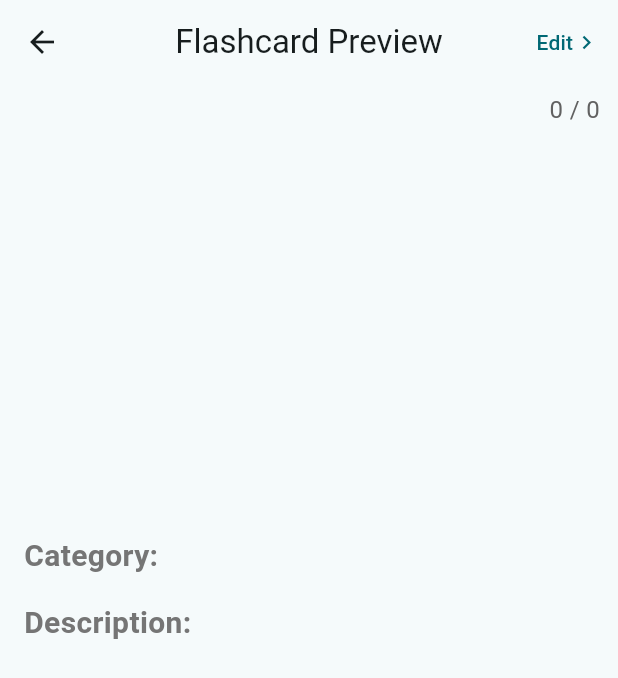
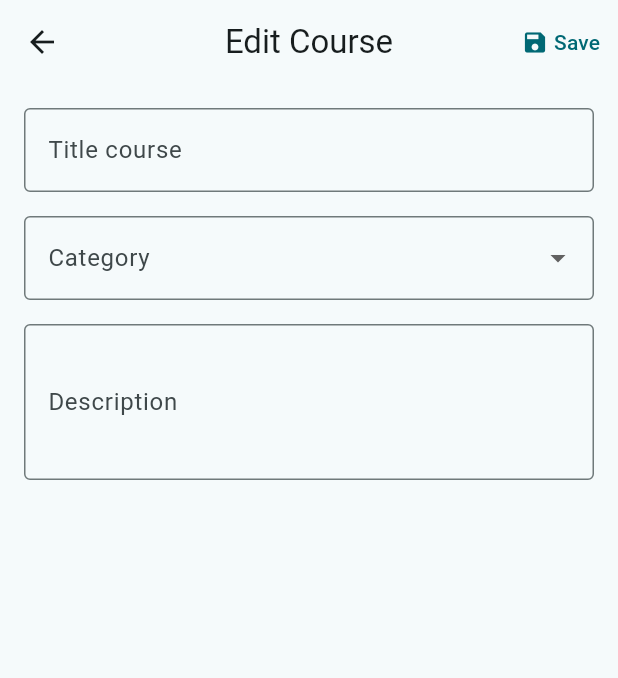
Before and after one commit to tuanworlddev/flutter_quizlet, a Flutter app: the YourFlashcardPreviewScreen screen opened directly with empty values, after a tap on "Edit", on a phone screen of 412 x 824 dp. Shown: the top 678 px of the screen. Run offline on Flutter 3.47's test engine with Material 3 defaults, Android fonts, the light colour scheme and no system bars; our stand-ins replace cloud_firestore, file_picker, firebase_auth, firebase_core, firebase_storage, flutter_svg and 4 more; missing offline and left inert: flutter_flip_card; accounts and stored records are empty; project files that could hold a hidden picture were left out.

Commit message:
update edit-course

```diff
--- a/lib/main.dart
+++ b/lib/main.dart
@@ -3,6 +3,7 @@ import 'package:flutter/material.dart';
 import 'package:flutter_quizlet/firebase_options.dart';
 import 'package:flutter_quizlet/providers/auth_provider.dart';
 import 'package:flutter_quizlet/providers/create_course_provider.dart';
+import 'package:flutter_quizlet/providers/edit_course_provider.dart';
 import 'package:flutter_quizlet/providers/your_library_provider.dart';
 import 'package:flutter_quizlet/screens/create_course_screen.dart';
 import 'package:flutter_quizlet/screens/create_screen.dart';
@@ -22,6 +23,7 @@ void main() async {
       providers: [
         ChangeNotifierProvider(create: (_) => AuthProvider()..init()),
         ChangeNotifierProvider(create: (_) => CreateCourseProvider()),
+        ChangeNotifierProvider(create: (_) => EditCourseProvider()),
         ChangeNotifierProvider(create: (_) => YourLibraryProvider()),
       ],
       child: MyApp(),
--- /dev/null
+++ b/lib/providers/edit_course_provider.dart
@@ -0,0 +1,122 @@
+import 'dart:io';
+
+import 'package:firebase_auth/firebase_auth.dart';
+import 'package:flutter/material.dart';
+import 'package:flutter_quizlet/models/course_model.dart';
+import 'package:flutter_quizlet/models/flashcard_model.dart';
+import 'package:flutter_quizlet/services/auth_service.dart';
+import 'package:flutter_quizlet/services/course_service.dart';
+import 'package:flutter_quizlet/services/upload_service.dart';
+
+class EditCourseProvider with ChangeNotifier {
+  final _courseService = CourseService();
+  final _uploadService = UploadService();
+  final _authService = AuthService();
+  late CourseModel _course;
+
+  CourseModel get course => _course;
+
+  void setCourse(CourseModel course) {
+    _course = course;
+    notifyListeners();
+  }
+
+  void addFlashCard(FlashcardModel flashcard) {
+    _course.flashcards.add(flashcard);
+    notifyListeners();
+  }
+
+  void changeFlashcard(int index, FlashcardModel flashcard) {
+    _course.flashcards[index] = flashcard;
+    notifyListeners();
+  }
+
+  void removeFlashcard(int index) {
+    _course.flashcards.removeAt(index);
+    for (int i = 0; i < _course.flashcards.length; i++) {
+      _course.flashcards[i] = FlashcardModel(
+        id: _course.flashcards[i].id,
+        front: _course.flashcards[i].front,
+        back: _course.flashcards[i].back,
+        imageUrl: _course.flashcards[i].imageUrl,
+        audioUrl: _course.flashcards[i].audioUrl,
+        order: i,
+      );
+    }
+    notifyListeners();
+  }
+
+  void reorderFlashcards(oldIndex, newIndex) {
+    if (newIndex > oldIndex) newIndex -= 1;
+    final flastcard = _course.flashcards.removeAt(oldIndex);
+    _course.flashcards.insert(newIndex, flastcard);
+    for (int i = 0; i < _course.flashcards.length; i++) {
+      _course.flashcards[i] = FlashcardModel(
+        id: _course.flashcards[i].id,
+        front: _course.flashcards[i].front,
+        back: _course.flashcards[i].back,
+        imageUrl: _course.flashcards[i].imageUrl,
+        audioUrl: _course.flashcards[i].audioUrl,
+        order: i,
+      );
+    }
+    notifyListeners();
+  }
+
+  Future<void> _uploadFiles() async {
+    for (int i = 0; i < _course.flashcards.length; i++) {
+      String? imageUrl = _course.flashcards[i].imageUrl;
+      String? audioUrl = _course.flashcards[i].audioUrl;
+
+      if (imageUrl != null) {
+        imageUrl = await _uploadService.uploadImage(File(imageUrl));
+      }
+
+      if (audioUrl != null) {
+        audioUrl = await _uploadService.uploadAudio(File(audioUrl));
+      }
+
+      // Update flashcard with URLs
+      _course.flashcards[i] = FlashcardModel(
+        id: _course.flashcards[i].id,
+        front: _course.flashcards[i].front,
+        back: _course.flashcards[i].back,
+        imageUrl: imageUrl,
+        audioUrl: audioUrl,
+        order: _course.flashcards[i].order,
+      );
+    }
+    notifyListeners();
+  }
+
+  Future<void> updateCourse(
+    String id,
+    String title,
+    String category,
+    String description,
+  ) async {
+    try {
+      final User? currentUser = await _authService.getCurrentUser();
+      if (currentUser == null) return;
+
+      await _uploadFiles();
+
+      CourseModel course = CourseModel(
+        id: id,
+        userId: currentUser.uid,
+        title: title,
+        category: category,
+        description: description,
+        createdAt: DateTime.now(),
+        flashcards: _course.flashcards,
+      );
+
+      await _courseService.createCourse(course);
+
+      _course.flashcards.clear();
+      notifyListeners();
+    } catch (e) {
+      print(e);
+    }
+  }
+}
--- a/lib/screens/create_flashcard_screen.dart
+++ b/lib/screens/create_flashcard_screen.dart
@@ -1,5 +1,4 @@
 import 'package:flutter/material.dart';
-import 'package:flutter_quizlet/models/course_model.dart';
 import 'package:flutter_quizlet/models/flashcard_model.dart';
 import 'package:flutter_quizlet/providers/create_course_provider.dart';
 import 'package:flutter_quizlet/widgets/flashcard_item.dart';
--- /dev/null
+++ b/lib/screens/edit_course_screen.dart
@@ -0,0 +1,136 @@
+import 'package:flutter/material.dart';
+import 'package:flutter/widgets.dart';
+import 'package:flutter_quizlet/models/category.dart';
+import 'package:flutter_quizlet/models/course_model.dart';
+import 'package:flutter_quizlet/models/flashcard_model.dart';
+import 'package:flutter_quizlet/providers/edit_course_provider.dart';
+import 'package:provider/provider.dart';
+
+class EditCourseScreen extends StatefulWidget {
+  final CourseModel course;
+  const EditCourseScreen({super.key, required this.course});
+
+  @override
+  State<StatefulWidget> createState() => _EditCourseScreenState();
+}
+
+class _EditCourseScreenState extends State<EditCourseScreen> {
+  final _formKey = GlobalKey<FormState>();
+  final _titleController = TextEditingController();
+  final _descriptionController = TextEditingController();
+  late String _selectedCategory;
+
+  @override
+  void initState() {
+    super.initState();
+    Provider.of<EditCourseProvider>(context).setCourse(widget.course);
+    _titleController.text = widget.course.title;
+    _descriptionController.text = widget.course.description;
+    _selectedCategory = widget.course.category;
+  }
+
+  void _onChangedCategory(String? category) {
+    if (category != null) {
+      setState(() {
+        _selectedCategory = category;
+      });
+    }
+  }
+
+  @override
+  void dispose() {
+    _titleController.dispose();
+    _descriptionController.dispose();
+    super.dispose();
+  }
+
+  @override
+  Widget build(BuildContext context) {
+    final editCourseProvider = Provider.of<EditCourseProvider>(context);
+
+    return Scaffold(
+      appBar: AppBar(
+        title: Text('Edit Course'),
+        centerTitle: true,
+        actions: [
+          TextButton(
+            onPressed: () {},
+            child: Row(
+              mainAxisAlignment: MainAxisAlignment.center,
+              children: [Icon(Icons.save), Text(' Save')],
+            ),
+          ),
+        ],
+      ),
+      body: Container(
+        padding: const EdgeInsets.all(16),
+        child: Form(
+          key: _formKey,
+          child: Column(
+            spacing: 16,
+            children: [
+              TextFormField(
+                controller: _titleController,
+                decoration: InputDecoration(
+                  labelText: 'Title course',
+                  border: OutlineInputBorder(),
+                ),
+              ),
+              DropdownButtonFormField(
+                value: _selectedCategory,
+                decoration: InputDecoration(
+                  labelText: 'Category',
+                  border: OutlineInputBorder(),
+                ),
+                items:
+                    categories
+                        .map(
+                          (category) => DropdownMenuItem<String>(
+                            value: category,
+                            child: Text(category),
+                          ),
+                        )
+                        .toList(),
+                onChanged: _onChangedCategory,
+                validator:
+                    (value) =>
+                        value == null || value.isEmpty
+                            ? "Please select a category"
+                            : null,
+              ),
+              TextFormField(
+                maxLines: 3,
+                minLines: 3,
+                controller: _descriptionController,
+                decoration: InputDecoration(
+                  labelText: 'Description',
+                  border: OutlineInputBorder(),
+                ),
+                validator:
+                    (value) =>
+                        value!.isEmpty ? "Please enter a description" : null,
+              ),
+            ],
+          ),
+        ),
+      ),
+    );
+  }
+
+  Widget buildEditFlashcard(FlashcardModel flashcard) {
+    final _frontController = TextEditingController();
+    final _backController = TextEditingController();
+
+    return Card(
+      elevation: 4,
+      child: Container(
+        padding: const EdgeInsets.all(16),
+        child: Column(
+          crossAxisAlignment: CrossAxisAlignment.start,
+          spacing: 16,
+          children: [TextField()],
+        ),
+      ),
+    );
+  }
+}
--- a/lib/screens/main_screen.dart
+++ b/lib/screens/main_screen.dart
@@ -1,5 +1,4 @@
 import 'package:flutter/material.dart';
-import 'package:flutter_quizlet/screens/create_course_screen.dart';
 import 'package:flutter_quizlet/screens/create_screen.dart';
 import 'package:flutter_quizlet/screens/history_screen.dart';
 import 'package:flutter_quizlet/screens/home_screen.dart';
--- a/lib/screens/your_flashcard_preview_screen.dart
+++ b/lib/screens/your_flashcard_preview_screen.dart
@@ -1,9 +1,7 @@
 import 'package:flutter/material.dart';
-import 'package:flutter_flip_card/controllers/flip_card_controllers.dart';
-import 'package:flutter_flip_card/flipcard/flip_card.dart';
 import 'package:flutter_flip_card/flutter_flip_card.dart';
 import 'package:flutter_quizlet/models/course_model.dart';
-import 'package:flutter_quizlet/models/flashcard_model.dart';
+import 'package:flutter_quizlet/screens/edit_course_screen.dart';
 
 class YourFlashcardPreviewScreen extends StatefulWidget {
   final CourseModel course;
@@ -50,7 +48,9 @@ class _YourFlashcardPreviewScreenState
         centerTitle: true,
         actions: [
           TextButton(
-            onPressed: () {},
+            onPressed: () {
+              Navigator.push(context, MaterialPageRoute(builder: (context) => EditCourseScreen(course: widget.course)));
+            },
             child: Row(
               mainAxisAlignment: MainAxisAlignment.center,
               children: [Text('Edit'), Icon(Icons.chevron_right)],
```
